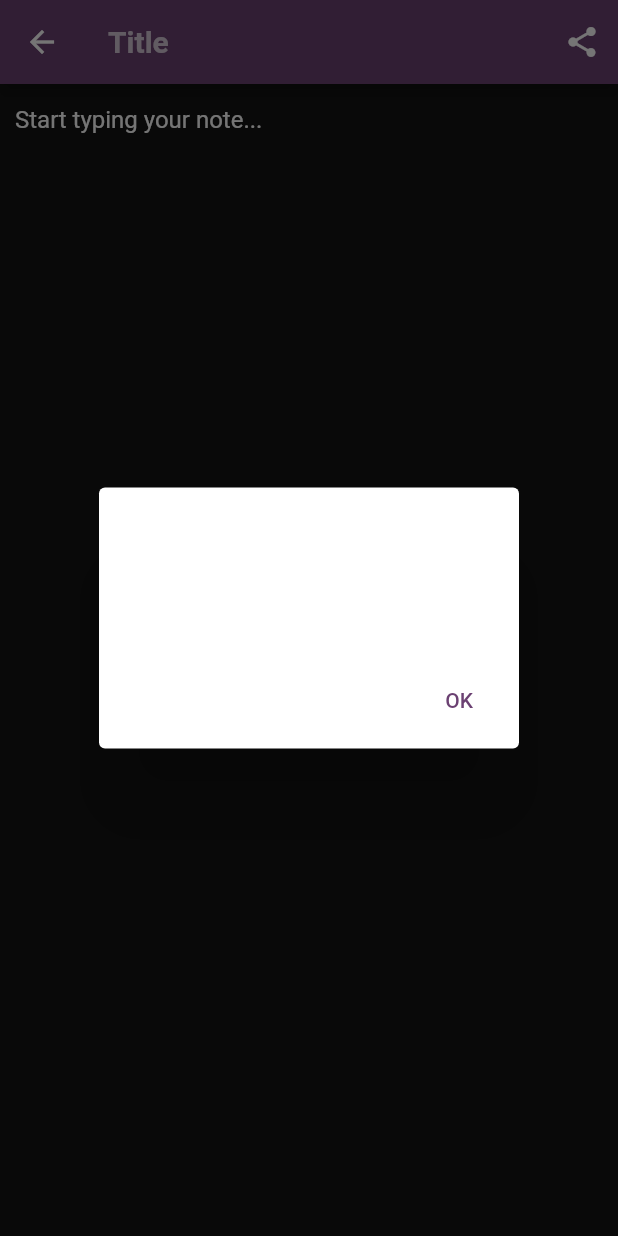
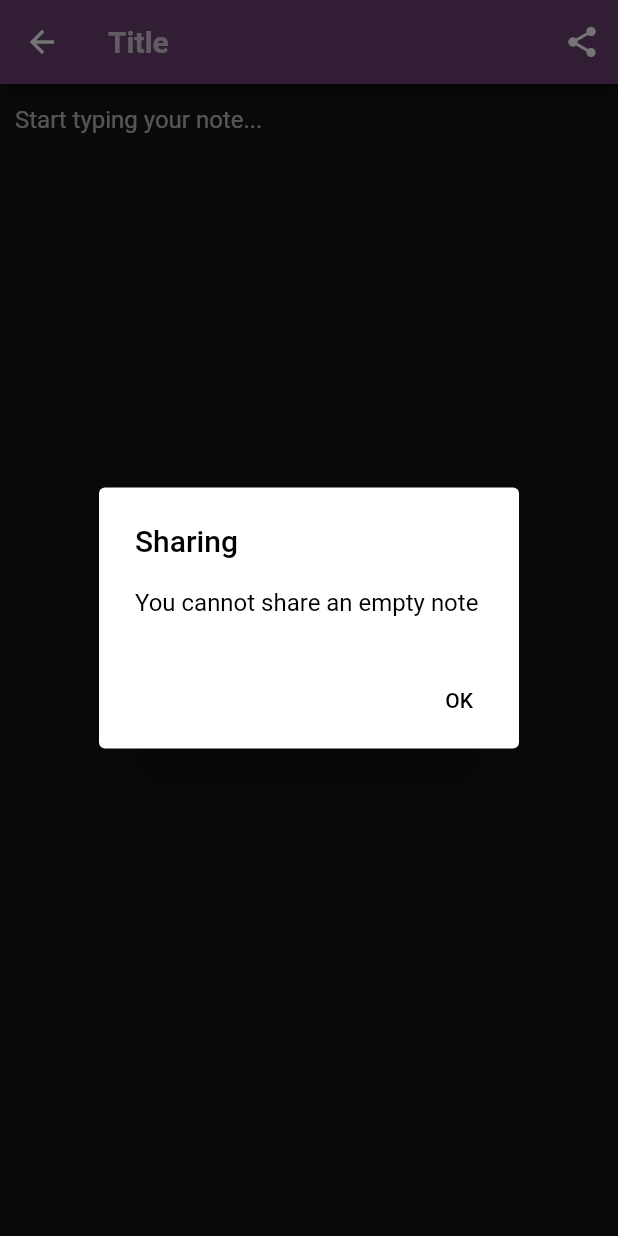
Before and after one commit to SunkenInTime/Boyant-Notes, a Flutter app: the CreateUpdateNoteView screen opened by its route, after a tap on the "share" icon, on a phone screen of 412 x 824 dp. Run offline on Flutter 3.47's test engine with Material 2 defaults, Android fonts, the phone set to English and light mode, and no system bars; our stand-ins replace cloud_firestore, firebase_auth, firebase_core, share_plus; accounts and stored records are empty; network calls fail.

Commit message:
Theme development

```diff
--- a/lib/themes/themes.dart
+++ b/lib/themes/themes.dart
@@ -18,5 +18,15 @@ class MyThemes {
     inputDecorationTheme: const InputDecorationTheme(
       hintStyle: TextStyle(color: Colors.white70),
     ),
+    bottomNavigationBarTheme: const BottomNavigationBarThemeData(
+      unselectedItemColor: Colors.white54,
+      showUnselectedLabels: false,
+      backgroundColor: purplePrimary,
+      selectedIconTheme: IconThemeData(color: Colors.white),
+      unselectedIconTheme: IconThemeData(color: Colors.white54),
+      showSelectedLabels: true,
+      selectedItemColor: Colors.white,
+    ),
+    // buttonTheme: ButtonThemeData(textTheme: ButtonTextTheme.)
   );
 }
--- a/lib/utilities/dialogs/show_dialog.dart
+++ b/lib/utilities/dialogs/show_dialog.dart
@@ -9,8 +9,14 @@ Future<void> showInfoDialog(
     context: context,
     builder: (context) {
       return AlertDialog(
-        title: Text(title),
-        content: Text(text),
+        title: Text(
+          title,
+          style: const TextStyle(color: Colors.black),
+        ),
+        content: Text(
+          text,
+          style: const TextStyle(color: Colors.black),
+        ),
         actions: [
           TextButton(
               onPressed: () {
@@ -36,8 +42,14 @@ Future<T?> showGenericDialog<T>({
     context: context,
     builder: (context) {
       return AlertDialog(
-        title: Text(title),
-        content: Text(content),
+        title: Text(
+          title,
+          style: const TextStyle(color: Colors.black),
+        ),
+        content: Text(
+          content,
+          style: const TextStyle(color: Colors.black),
+        ),
         actions: options.keys.map((optionTitle) {
           final T value = options[optionTitle];
           return TextButton(
@@ -48,7 +60,10 @@ Future<T?> showGenericDialog<T>({
                 Navigator.of(context).pop();
               }
             },
-            child: Text(optionTitle),
+            child: Text(
+              optionTitle,
+              style: const TextStyle(color: Colors.black),
+            ),
           );
         }).toList(),
       );
--- a/lib/views/forgot_password_view.dart
+++ b/lib/views/forgot_password_view.dart
@@ -71,8 +71,9 @@ class _ForgotPasswordViewState extends State<ForgotPasswordView> {
                 height: 55,
                 child: TextButton(
                   style: TextButton.styleFrom(
-                      primary: Colors.white,
-                      backgroundColor: Theme.of(context).primaryColor),
+                    primary: defTextColor,
+                    backgroundColor: Theme.of(context).primaryColor,
+                  ),
                   onPressed: () async {
                     try {
                       await AuthService.firebase()
--- a/lib/views/login_view.dart
+++ b/lib/views/login_view.dart
@@ -108,7 +108,7 @@ class _LoginViewState extends State<LoginView> {
                 height: sizedBoxHeight,
                 child: TextButton(
                   style: TextButton.styleFrom(
-                    primary: Colors.white,
+                    primary: defTextColor,
                     backgroundColor: Theme.of(context).primaryColor,
                   ),
                   onPressed: () async {
--- a/lib/views/notes/create_update_note_view.dart
+++ b/lib/views/notes/create_update_note_view.dart
@@ -105,21 +105,18 @@ class _CreateUpdateNoteViewState extends State<CreateUpdateNoteView> {
   @override
   Widget build(BuildContext context) {
     return Scaffold(
-      backgroundColor: bgColor,
       appBar: AppBar(
         title: TextField(
           controller: _titleTextController,
           style: const TextStyle(
-            color: defTextColor,
             fontSize: 20,
             fontWeight: FontWeight.bold,
           ),
           decoration: const InputDecoration(
-              border: InputBorder.none,
-              hintText: "Title",
-              hintStyle: TextStyle(color: Colors.white70)),
+            border: InputBorder.none,
+            hintText: "Title",
+          ),
         ),
-        backgroundColor: themeColor,
         actions: [
           IconButton(
             onPressed: () async {
@@ -144,7 +141,6 @@ class _CreateUpdateNoteViewState extends State<CreateUpdateNoteView> {
                 height: double.infinity,
                 child: TextField(
                   controller: _noteTextController,
-                  style: const TextStyle(color: defTextColor),
                   keyboardType: TextInputType.multiline,
                   maxLines: null,
                   decoration: const InputDecoration(
@@ -152,7 +148,6 @@ class _CreateUpdateNoteViewState extends State<CreateUpdateNoteView> {
                         EdgeInsets.symmetric(horizontal: 10, vertical: 10),
                     border: InputBorder.none,
                     hintText: "Start typing your note...",
-                    hintStyle: TextStyle(color: defTextColor),
                   ),
                 ),
               );
--- a/lib/views/notes/notes_list_view.dart
+++ b/lib/views/notes/notes_list_view.dart
@@ -167,7 +167,6 @@ class NotesListView extends StatelessWidget {
               },
               title: Text(
                 note.text,
-                style: const TextStyle(color: defTextColor),
                 maxLines: 1,
                 softWrap: true,
                 overflow: TextOverflow.ellipsis,
--- a/lib/views/notes/notes_view.dart
+++ b/lib/views/notes/notes_view.dart
@@ -31,11 +31,9 @@ class _NotesViewState extends State<NotesView> {
   @override
   Widget build(BuildContext context) {
     return Scaffold(
-        backgroundColor: bgColor,
         appBar: AppBar(
           title: const Text(
             "Your Notes",
-            style: TextStyle(color: defTextColor),
           ),
           // backgroundColor: themeColor,
           actions: [
--- a/lib/views/todo/todo_view.dart
+++ b/lib/views/todo/todo_view.dart
@@ -42,10 +42,8 @@ class _TodoViewState extends State<TodoView> {
   @override
   Widget build(BuildContext context) {
     return Scaffold(
-      backgroundColor: bgColor,
       appBar: AppBar(
         title: const Text("Todo"),
-        backgroundColor: themeColor,
         actions: [
           PopupMenuButton<MenuAction>(
             onSelected: (value) async {
```
Also changed, not shown: lib/utilities/dialogs/show_error_dialog.dart (+12 -3 lines), lib/views/main_ui.dart (+13 -14 lines), lib/views/register_view.dart (+3 -8 lines), lib/views/settings_view.dart (+13 -3 lines), lib/views/verify_email_view.dart (+1 -6 lines).
